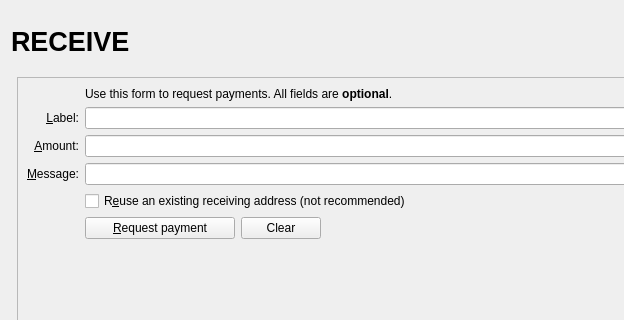
This is src/qt/forms/receivecoinsdialog.ui in AtheneumChain/Atheneum as Qt 5 draws it before an edit; both pictures show x 0 to 624 and y 0 to 320 of the 962 by 616 pixel window. The edited form follows.
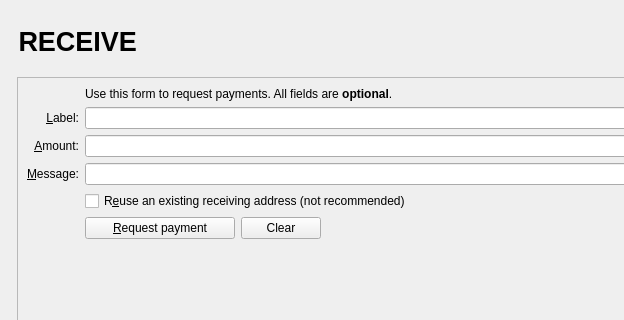
This is the edited form. Icons and pictures are not drawn. Custom widgets are drawn as their Qt base class.

Diff of the .ui file:
```diff
--- a/src/qt/forms/receivecoinsdialog.ui
+++ b/src/qt/forms/receivecoinsdialog.ui
@@ -55,7 +55,7 @@
              </font>
             </property>
             <property name="text">
-             <string>RECEIVE</string>
+             <string> RECEIVE</string>
             </property>
            </widget>
           </item>
```
